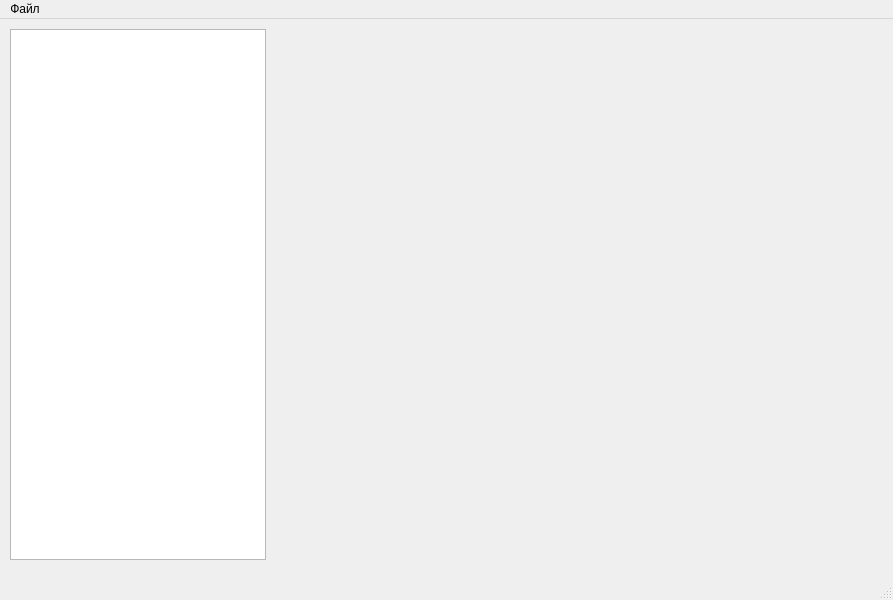
First picture: the form in DZ3_SQL_DB/mainwindow.ui, repository Anton201276/Otus-Qt, before the edit.
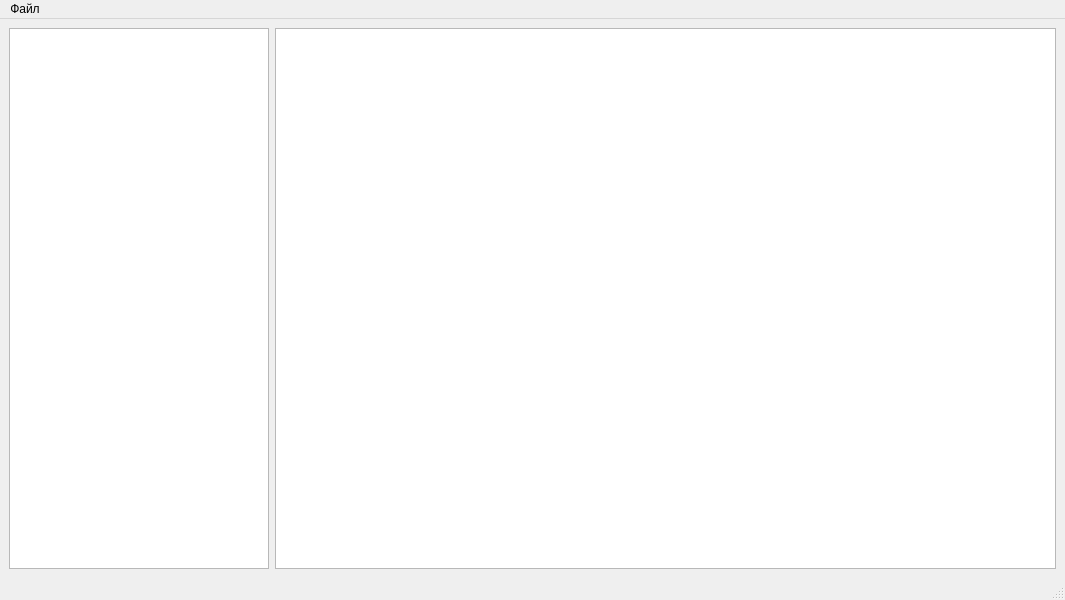
Second picture: the form after the edit.

The edit to the form file:
```diff
--- a/DZ3_SQL_DB/mainwindow.ui
+++ b/DZ3_SQL_DB/mainwindow.ui
@@ -6,7 +6,7 @@
    <rect>
     <x>0</x>
     <y>0</y>
-    <width>893</width>
+    <width>1065</width>
     <height>600</height>
    </rect>
   </property>
@@ -14,23 +14,21 @@
    <string>MainWindow</string>
   </property>
   <widget class="QWidget" name="centralwidget">
-   <widget class="QTreeView" name="treeView">
-    <property name="geometry">
-     <rect>
-      <x>10</x>
-      <y>10</y>
-      <width>256</width>
-      <height>531</height>
-     </rect>
-    </property>
-   </widget>
+   <layout class="QGridLayout" name="gridLayout" columnstretch="25,75">
+    <item row="0" column="0">
+     <widget class="QTreeView" name="treeView"/>
+    </item>
+    <item row="0" column="1">
+     <widget class="QTableView" name="tableView"/>
+    </item>
+   </layout>
   </widget>
   <widget class="QMenuBar" name="menubar">
    <property name="geometry">
     <rect>
      <x>0</x>
      <y>0</y>
-     <width>893</width>
+     <width>1065</width>
      <height>21</height>
     </rect>
    </property>
```
